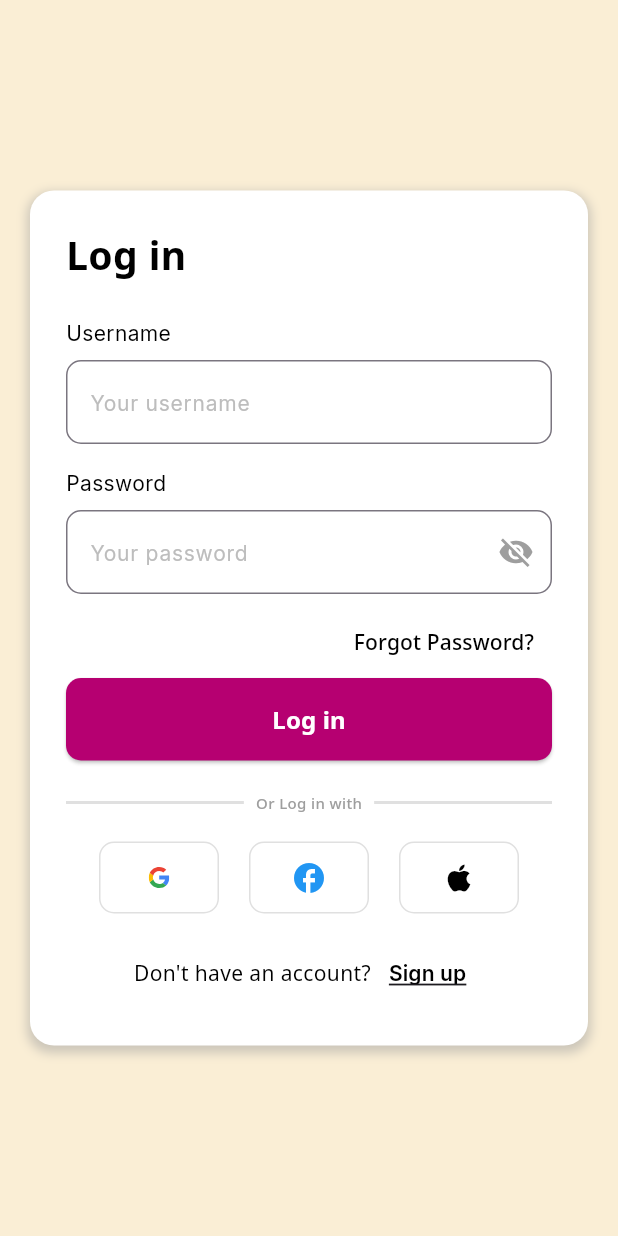
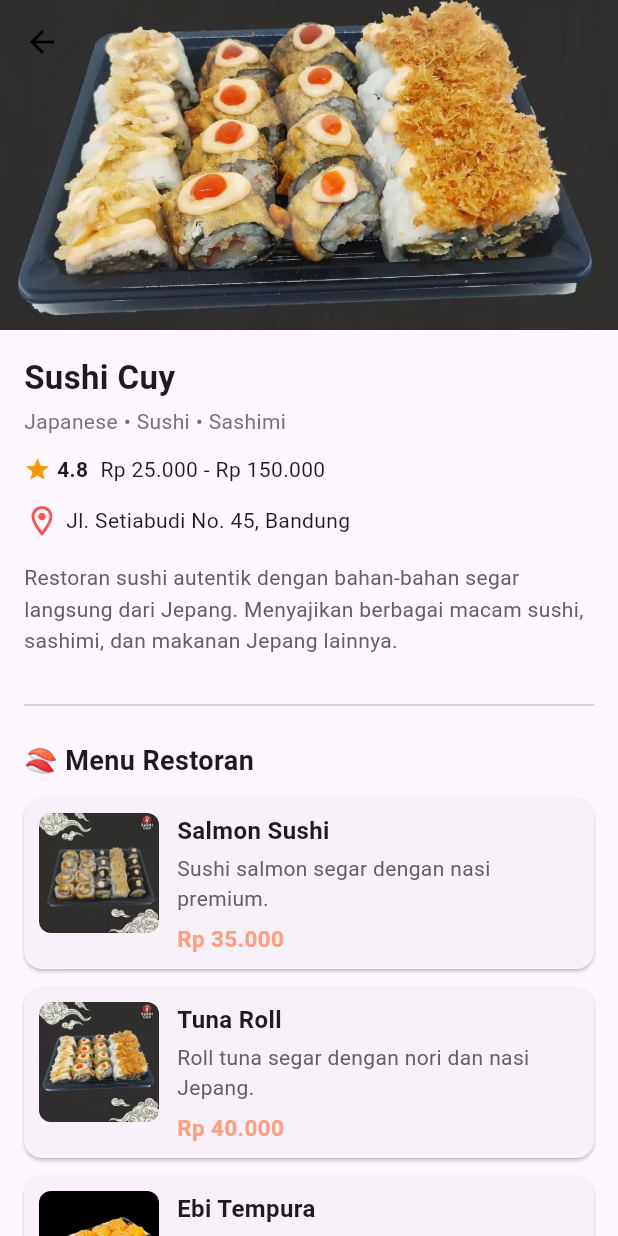
Before and after one commit to williamtheodoruswijaya/FoodHunt, a Flutter app: the screen it shows after launch, on a phone screen of 412 x 824 dp. Run offline on Flutter 3.47's test engine with Material 3 defaults, Android fonts, the phone set to English and light mode, and no system bars; our stand-ins replace flutter_svg, geolocator, google_fonts; accounts and stored records are empty.

Commit message:
Feat Restaurant Detail Page with dummy data

```diff
--- /dev/null
+++ b/client/lib/features/item/data/item_model.dart
@@ -0,0 +1,40 @@
+class MenuItem {
+  final int id;
+  final int restaurantId;
+  final String name;
+  final String description;
+  final String price;
+  final String imageUrl;
+
+  MenuItem({
+    required this.id,
+    required this.restaurantId,
+    required this.name,
+    required this.description,
+    required this.price,
+    required this.imageUrl,
+  });
+
+  factory MenuItem.fromJson(Map<String, dynamic> json) {
+    return MenuItem(
+      // sesuain sama response backend nanti kalo udah ada
+      id: json['id'] ?? 0,
+      restaurantId: json['restaurantId'] ?? 0,
+      name: json['name'] ?? '',
+      description: json['description'] ?? '',
+      price: json['price']?.toString() ?? '',
+      imageUrl: json['imageUrl'] ?? '',
+    );
+  }
+
+  Map<String, dynamic> toJson() {
+    return {
+      'id': id,
+      'restaurantId': restaurantId,
+      'name': name,
+      'description': description,
+      'price': price,
+      'imageUrl': imageUrl,
+    };
+  }
+}
--- /dev/null
+++ b/client/lib/features/restaurant/data/restaurant_model.dart
@@ -0,0 +1,47 @@
+class Restaurant {
+  final int id;
+  final String name;
+  final String description;
+  final double rating;
+  final String priceRange;
+  final String category;
+  final String locationName;
+  final String imageUrl;
+
+  Restaurant({
+    required this.id,
+    required this.name,
+    required this.description,
+    required this.rating,
+    required this.priceRange,
+    required this.category,
+    required this.locationName,
+    required this.imageUrl,
+  });
+
+  factory Restaurant.fromJson(Map<String, dynamic> json) {
+    return Restaurant(
+      id: json['id'] ?? json['restaurantId'] ?? 0,
+      name: json['name'] ?? '',
+      description: json['description'] ?? '',
+      rating: (json['averageRating'] ?? 0.0).toDouble(),
+      priceRange: json['priceRange']?.toString() ?? '',
+      category: json['category'] ?? '',
+      locationName: json['address'] ?? '',
+      imageUrl: json['imageUrl'] ?? '',
+    );
+  }
+
+  Map<String, dynamic> toJson() {
+    return {
+      'id': id,
+      'name': name,
+      'description': description,
+      'rating': rating,
+      'priceRange': priceRange,
+      'category': category,
+      'locationName': locationName,
+      'imageUrl': imageUrl,
+    };
+  }
+}
--- a/client/lib/main.dart
+++ b/client/lib/main.dart
@@ -3,6 +3,8 @@
 import 'package:flutter/material.dart';
 import 'package:provider/provider.dart';
 import 'package:client/features/auth/providers/auth_provider.dart';
+import 'package:client/pages/restaurant_detail_page.dart';
+import 'package:client/pages/restaurant_dummy_data.dart';
 
 void main() {
   runApp(
@@ -27,7 +29,10 @@
         colorScheme: ColorScheme.fromSeed(seedColor: Colors.deepPurple),
       ),
       // ganti aja jadi LoginPage kalo mau liat halaman login
-      home: const LoginPage(),
+      home: RestaurantDetailPage(
+        restaurant: dummyRestaurant,
+        menuItems: dummyMenuItems,
+      ),
     );
   }
 }
--- /dev/null
+++ b/client/lib/pages/restaurant_detail_page.dart
@@ -0,0 +1,196 @@
+// lib/pages/restaurant/restaurant_detail_page.dart
+import 'package:flutter/material.dart';
+import '../../theme/constants.dart';
+import 'package:client/features/restaurant/data/restaurant_model.dart';
+import 'package:client/features/item/data/item_model.dart';
+
+class RestaurantDetailPage extends StatelessWidget {
+  final Restaurant restaurant;
+  final List<MenuItem> menuItems;
+
+  const RestaurantDetailPage({
+    super.key,
+    required this.restaurant,
+    required this.menuItems,
+  });
+
+  @override
+  Widget build(BuildContext context) {
+    return Scaffold(
+      body: CustomScrollView(
+        slivers: [
+          // Hero Image
+          SliverAppBar(
+            pinned: true,
+            expandedHeight: 220,
+            backgroundColor: Colors.white,
+            flexibleSpace: FlexibleSpaceBar(
+              background: Image.asset(
+                restaurant.imageUrl,
+                fit: BoxFit.cover,
+                errorBuilder:
+                    (_, __, ___) => Container(
+                      color: Colors.grey[300],
+                      child: const Icon(Icons.image, size: 48),
+                    ),
+              ),
+            ),
+            leading: IconButton(
+              icon: const Icon(Icons.arrow_back, color: Colors.black),
+              onPressed: () => Navigator.pop(context),
+            ),
+          ),
+
+          // Restaurant Info
+          SliverToBoxAdapter(
+            child: Padding(
+              padding: const EdgeInsets.all(16),
+              child: Column(
+                crossAxisAlignment: CrossAxisAlignment.start,
+                children: [
+                  Text(
+                    restaurant.name,
+                    style: const TextStyle(
+                      fontSize: 22,
+                      fontWeight: FontWeight.bold,
+                    ),
+                  ),
+                  const SizedBox(height: 4),
+                  Text(
+                    restaurant.category,
+                    style: TextStyle(color: Colors.grey[600]),
+                  ),
+                  const SizedBox(height: 12),
+                  Row(
+                    children: [
+                      const Icon(Icons.star, color: Colors.orange, size: 18),
+                      const SizedBox(width: 4),
+                      Text(
+                        "${restaurant.rating}",
+                        style: const TextStyle(fontWeight: FontWeight.bold),
+                      ),
+                      const SizedBox(width: 8),
+                      Text(restaurant.priceRange),
+                    ],
+                  ),
+                  const SizedBox(height: 12),
+                  Row(
+                    children: [
+                      const Icon(
+                        Icons.location_on_outlined,
+                        color: Colors.redAccent,
+                      ),
+                      const SizedBox(width: 4),
+                      Expanded(
+                        child: Text(
+                          restaurant.locationName,
+                          style: const TextStyle(fontSize: 14),
+                        ),
+                      ),
+                    ],
+                  ),
+                  const SizedBox(height: 16),
+                  Text(
+                    restaurant.description,
+                    style: TextStyle(color: Colors.grey[700], height: 1.5),
+                  ),
+                  const SizedBox(height: 24),
+                  const Divider(),
+                ],
+              ),
+            ),
+          ),
+
+          // Menu List
+          SliverToBoxAdapter(
+            child: Padding(
+              padding: const EdgeInsets.symmetric(horizontal: 16),
+              child: Column(
+                crossAxisAlignment: CrossAxisAlignment.start,
+                children: [
+                  const Text(
+                    "🍣 Menu Restoran",
+                    style: TextStyle(fontSize: 18, fontWeight: FontWeight.bold),
+                  ),
+                  const SizedBox(height: 12),
+                  ListView.builder(
+                    shrinkWrap: true,
+                    physics: const NeverScrollableScrollPhysics(),
+                    itemCount: menuItems.length,
+                    itemBuilder: (context, index) {
+                      final item = menuItems[index];
+                      return Card(
+                        margin: const EdgeInsets.only(bottom: 12),
+                        elevation: 1,
+                        child: Padding(
+                          padding: const EdgeInsets.all(10),
+                          child: Row(
+                            crossAxisAlignment: CrossAxisAlignment.start,
+                            children: [
+                              ClipRRect(
+                                borderRadius: BorderRadius.circular(8),
+                                child: Image.asset(
+                                  item.imageUrl,
+                                  width: 80,
+                                  height: 80,
+                                  fit: BoxFit.cover,
+                                  errorBuilder:
+                                      (_, __, ___) => Container(
+                                        width: 80,
+                                        height: 80,
+                                        color: Colors.grey[200],
+                                        child: const Icon(
+                                          Icons.image_not_supported,
+                                        ),
+                                      ),
+                                ),
+                              ),
+                              const SizedBox(width: 12),
+                              Expanded(
+                                child: Column(
+                                  crossAxisAlignment: CrossAxisAlignment.start,
+                                  children: [
+                                    Text(
+                                      item.name,
+                                      style: const TextStyle(
+                                        fontWeight: FontWeight.bold,
+                                        fontSize: 16,
+                                      ),
+                                    ),
+                                    const SizedBox(height: 4),
+                                    Text(
+                                      item.description,
+                                      style: TextStyle(
+                                        color: Colors.grey[700],
+                                        fontSize: 14,
+                                      ),
+                                      maxLines: 2,
+                                      overflow: TextOverflow.ellipsis,
+                                    ),
+                                    const SizedBox(height: 6),
+                                    Text(
+                                      item.price,
+                                      style: TextStyle(
+                                        color: secondary,
+                                        fontWeight: FontWeight.bold,
+                                        fontSize: 15,
+                                      ),
+                                    ),
+                                  ],
+                                ),
+                              ),
+                            ],
+                          ),
+                        ),
+                      );
+                    },
+                  ),
+                ],
+              ),
+            ),
+          ),
+        ],
+      ),
+    );
+  }
+}
--- /dev/null
+++ b/client/lib/pages/restaurant_dummy_data.dart
@@ -0,0 +1,59 @@
+// lib/pages/restaurant/restaurant_dummy_data.dart
+import 'package:client/features/restaurant/data/restaurant_model.dart';
+import 'package:client/features/item/data/item_model.dart';
+
+final dummyRestaurant = Restaurant(
+  id: 1,
+  name: "Sushi Cuy",
+  description:
+      "Restoran sushi autentik dengan bahan-bahan segar langsung dari Jepang. Menyajikan berbagai macam sushi, sashimi, dan makanan Jepang lainnya.",
+  rating: 4.8,
+  priceRange: "Rp 25.000 - Rp 150.000",
+  category: "Japanese • Sushi • Sashimi",
+  locationName: "Jl. Setiabudi No. 45, Bandung",
+  imageUrl: "assets/images/sushi_cuy_hero.jpeg",
+);
+
+final dummyMenuItems = [
+  MenuItem(
+    id: 1,
+    restaurantId: 1,
+    name: "Salmon Sushi",
+    description: "Sushi salmon segar dengan nasi premium.",
+    price: "Rp 35.000",
+    imageUrl: "assets/images/sushi_cuy_menu1.jpeg",
+  ),
+  MenuItem(
+    id: 2,
+    restaurantId: 1,
+    name: "Tuna Roll",
+    description: "Roll tuna segar dengan nori dan nasi Jepang.",
+    price: "Rp 40.000",
+    imageUrl: "assets/images/sushi_cuy_menu2.jpeg",
+  ),
+  MenuItem(
+    id: 3,
+    restaurantId: 1,
+    name: "Ebi Tempura",
+    description:
+        "Udang goreng tepung khas Jepang, renyah di luar, lembut di dalam.",
+    price: "Rp 45.000",
+    imageUrl: "assets/images/sushi_cuy_menu3.jpeg",
+  ),
+  MenuItem(
+    id: 4,
+    restaurantId: 1,
+    name: "Miso Soup",
+    description: "Sup kedelai hangat dengan potongan tahu dan rumput laut.",
+    price: "Rp 20.000",
+    imageUrl: "assets/images/sushi_cuy_menu1.jpeg",
+  ),
+  MenuItem(
+    id: 5,
+    restaurantId: 1,
+    name: "Ocha (Teh Jepang)",
+    description: "Teh hijau Jepang klasik, disajikan dingin atau panas.",
+    price: "Rp 10.000",
+    imageUrl: "assets/images/sushi_cuy_menu2.jpeg",
+  ),
+];
--- a/client/pubspec.yaml
+++ b/client/pubspec.yaml
@@ -28,3 +28,4 @@
   uses-material-design: true
   assets:
     - assets/google-icon.svg
+    - assets/images/
```
Also changed, not shown: client/assets/images/sushi_cuy_hero.jpeg (added), client/assets/images/sushi_cuy_menu1.jpeg (added), client/assets/images/sushi_cuy_menu2.jpeg (added), client/assets/images/sushi_cuy_menu3.jpeg (added), 1 other file.
